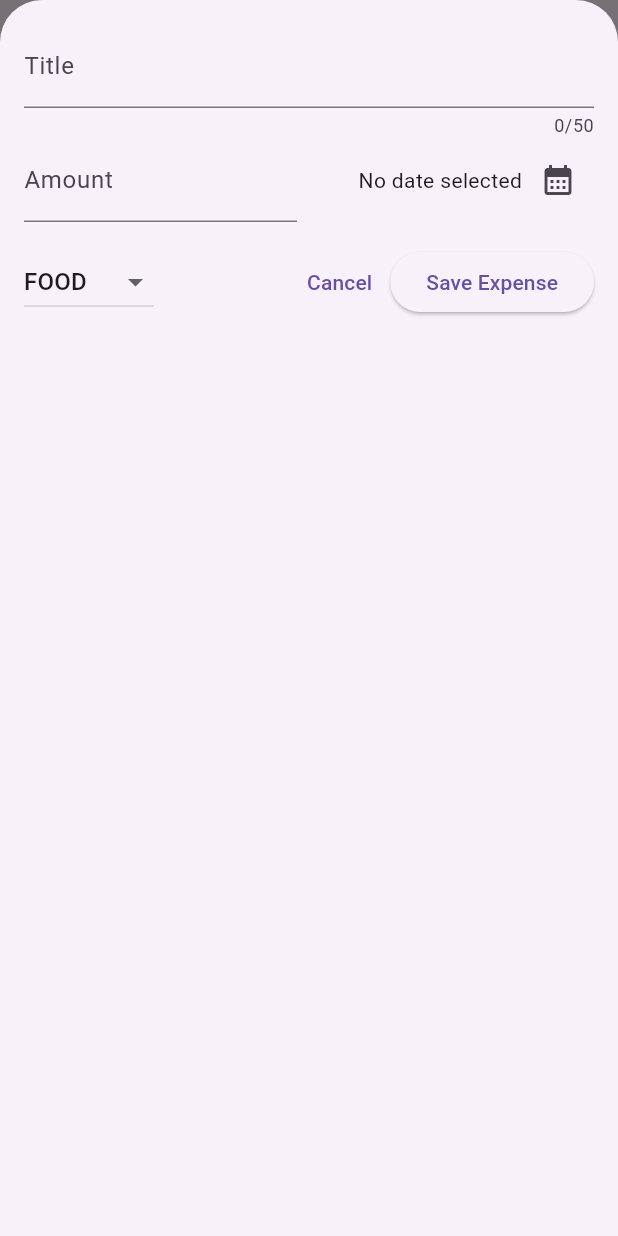
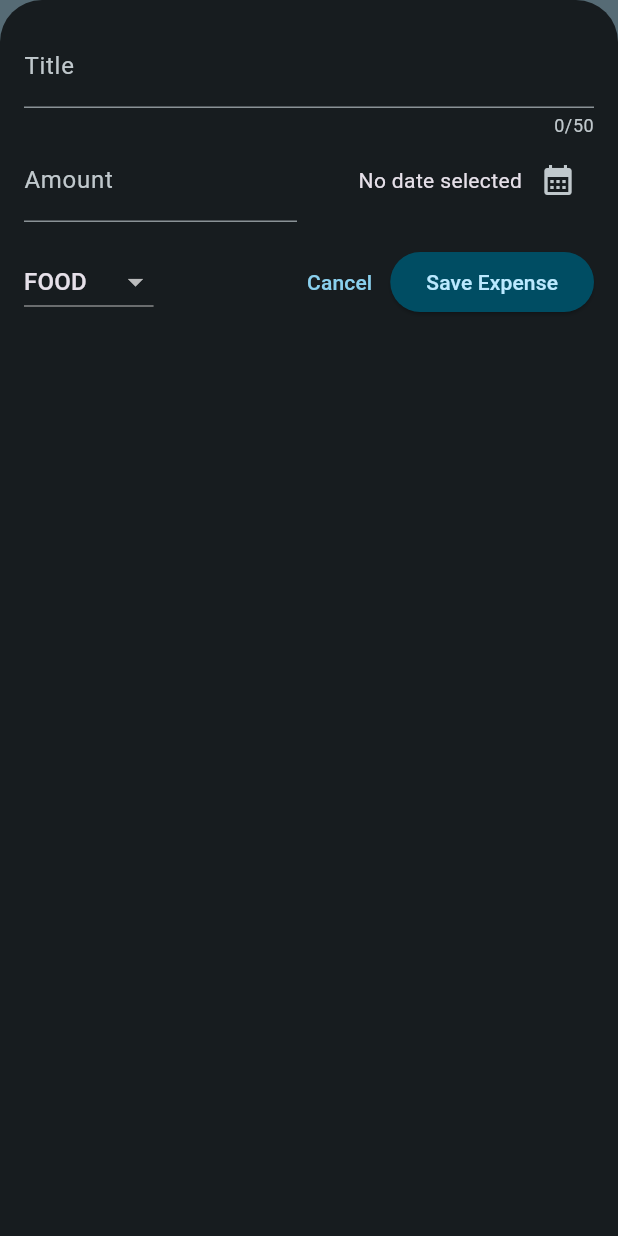
Before and after one commit to hiep1810/expense_tracker, a Flutter app: the screen it shows after launch, after a tap on the "add" icon, on a phone screen of 412 x 824 dp. Run offline on Flutter 3.47's test engine with Material 3 defaults, Android fonts, the phone set to English and light mode, and no system bars.

Commit message:
feat: Implement light and dark theme with custom color schemes

```diff
--- a/lib/main.dart
+++ b/lib/main.dart
@@ -1,8 +1,66 @@
 import 'package:flutter/material.dart';
 import 'package:expense_tracker/expenses.dart';
 
+var kColorScheme = ColorScheme.fromSeed(
+  seedColor: const Color.fromARGB(255, 96, 59, 181),
+);
+
+var kDarkColorScheme = ColorScheme.fromSeed(
+  brightness: Brightness.dark,
+  seedColor: const Color.fromARGB(255, 5, 99, 125),
+);
+
 void main() {
-  runApp(const MaterialApp(
-    home: Expenses(),
-  ));
+  runApp(
+    MaterialApp(
+      theme: ThemeData().copyWith(
+        colorScheme: kColorScheme,
+        appBarTheme: const AppBarTheme().copyWith(
+          backgroundColor: kColorScheme.onPrimaryContainer,
+          foregroundColor: kColorScheme.primaryContainer,
+        ),
+        cardTheme: const CardTheme().copyWith(
+          color: kColorScheme.secondaryContainer,
+          margin: const EdgeInsets.symmetric(
+            horizontal: 16,
+            vertical: 8,
+          ),
+        ),
+        elevatedButtonTheme: ElevatedButtonThemeData(
+          style: ElevatedButton.styleFrom(
+            backgroundColor: kColorScheme.primaryContainer,
+          ),
+        ),
+        textTheme: ThemeData().textTheme.copyWith(
+              titleLarge: TextStyle(
+                fontWeight: FontWeight.bold,
+                color: kColorScheme.onSecondaryContainer,
+                fontSize: 16,
+              ),
+            ),
+      ),
+      darkTheme: ThemeData.dark().copyWith(
+        colorScheme: kDarkColorScheme,
+        appBarTheme: const AppBarTheme().copyWith(
+          backgroundColor: kDarkColorScheme.onPrimaryContainer,
+          foregroundColor: kDarkColorScheme.primaryContainer,
+        ),
+        elevatedButtonTheme: ElevatedButtonThemeData(
+          style: ElevatedButton.styleFrom(
+            backgroundColor: kDarkColorScheme.primaryContainer,
+            foregroundColor: kDarkColorScheme.onPrimaryContainer,
+          ),
+        ),
+        cardTheme: const CardTheme().copyWith(
+          color: kDarkColorScheme.secondaryContainer,
+          margin: const EdgeInsets.symmetric(
+            horizontal: 16,
+            vertical: 8,
+          ),
+        ),
+      ),
+      themeMode: ThemeMode.dark,
+      home: const Expenses(),
+    ),
+  );
 }
--- a/lib/widgets/expenses_list/expense_item.dart
+++ b/lib/widgets/expenses_list/expense_item.dart
@@ -15,8 +15,9 @@ class ExpenseItem extends StatelessWidget {
           vertical: 16,
         ),
         child: Column(
+          crossAxisAlignment: CrossAxisAlignment.start,
           children: [
-            Text(expense.title),
+            Text(expense.title, style: Theme.of(context).textTheme.titleLarge),
             const SizedBox(height: 4),
             Row(
               children: [
--- a/lib/widgets/expenses_list/expense_list.dart
+++ b/lib/widgets/expenses_list/expense_list.dart
@@ -16,6 +16,12 @@ class ExpenseList extends StatelessWidget {
   Widget build(BuildContext context) {
     return ListView.builder(
       itemBuilder: (context, index) => Dismissible(
+        background: Container(
+          color: Theme.of(context).colorScheme.error.withOpacity(0.15),
+          margin: EdgeInsets.symmetric(
+            horizontal: Theme.of(context).cardTheme.margin!.horizontal,
+          ),
+        ),
         onDismissed: (direction) {
           onRemoveExpense(expenses[index]);
         },
```
